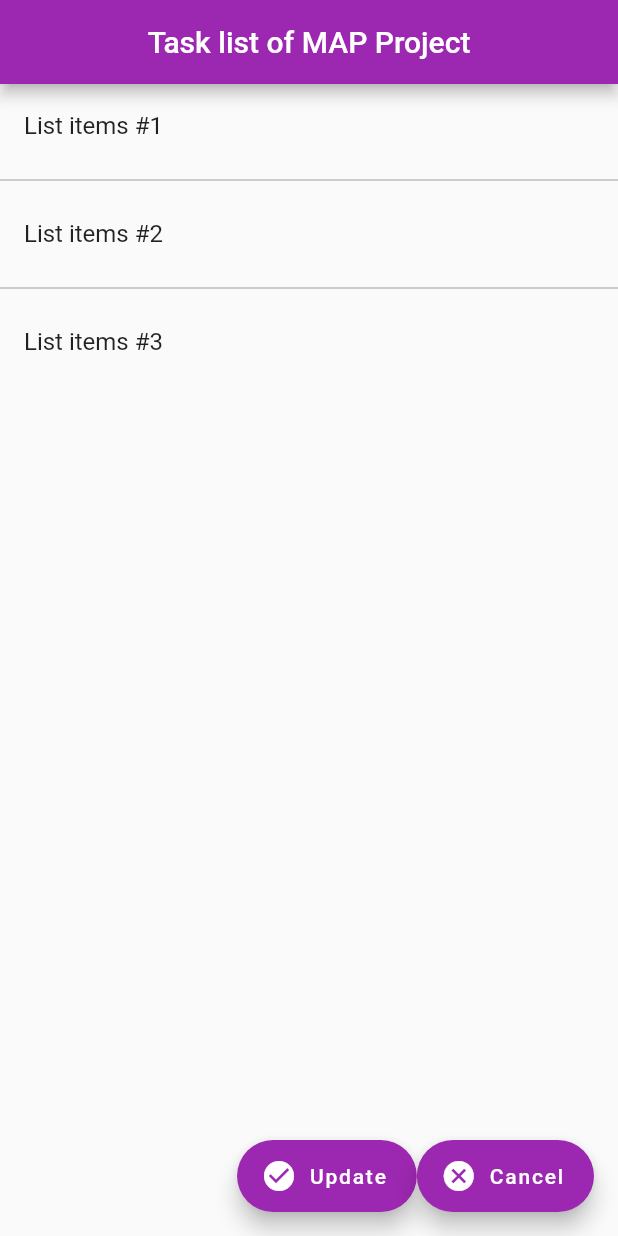
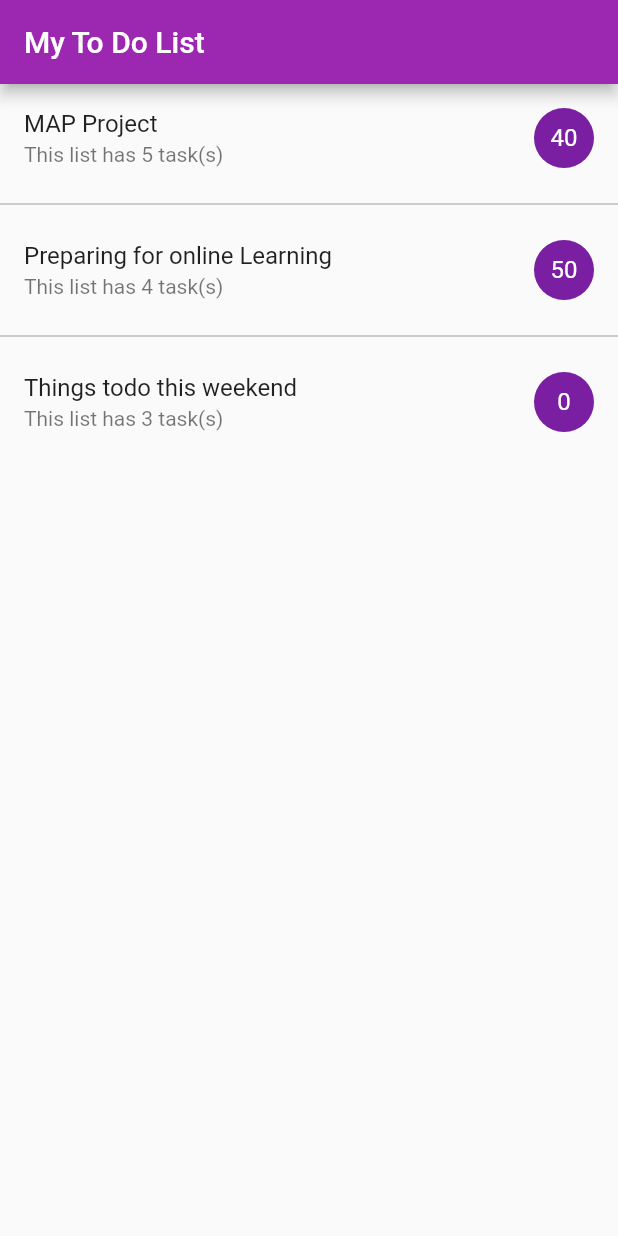
Before and after one commit to zahraAfa/exercise2MAP, a Flutter app: the screen it shows after launch, on a phone screen of 412 x 824 dp. Run offline on Flutter 3.47's test engine with Material 2 defaults, Android fonts, the phone set to English and light mode, and no system bars.

Commit message:
several folders edited

```diff
--- a/lib/main.dart
+++ b/lib/main.dart
@@ -15,7 +15,7 @@ class MyApp extends StatelessWidget {
       theme: ThemeData(
         primarySwatch: Colors.purple,
       ),
-      home: TaskScreen(),
+      home: TodoScreen(),
     );
   }
 }
--- a/lib/screens/task_list/bar.dart
+++ b/lib/screens/task_list/bar.dart
@@ -1,6 +1,16 @@
 import 'package:flutter/material.dart';
+import 'package:map_exercise2_pair/models/task.dart';
 
 class Bar extends StatelessWidget implements PreferredSizeWidget {
+  final Text title;
+  final AppBar appBar;
+  // final List<Task> _tasks;
+  // Bar(this._title, this._tasks);
+
+  // String get title => _title;
+  // List<Task> get tasks => _tasks;
+  const Bar({Key key, this.title, this.appBar}) : super(key: key);
+
   @override
   Size get preferredSize => Size.fromHeight(kToolbarHeight);
 
@@ -8,7 +18,7 @@ class Bar extends StatelessWidget implements PreferredSizeWidget {
   Widget build(BuildContext context) {
     return AppBar(
       centerTitle: true,
-      title: Text('Task list of MAP Project'),
+      title: title,
     );
   }
 }
--- a/lib/screens/task_list/task_list_screen.dart
+++ b/lib/screens/task_list/task_list_screen.dart
@@ -1,23 +1,126 @@
 import 'package:flutter/material.dart';
+import 'package:map_exercise2_pair/models/task.dart';
 import 'package:map_exercise2_pair/screens/task_list/body.dart';
 import 'package:map_exercise2_pair/screens/task_list/float.dart';
 
 import 'bar.dart';
 
-class TaskScreen extends StatefulWidget {
+// class TaskScreen extends StatefulWidget {
+//   final String _title;
+//   final List<Task> _tasks;
+
+//   TaskScreen(this._title, this._tasks);
+
+//   @override
+//   _TaskScreenState createState() => _TaskScreenState();
+// }
+
+// class _TaskScreenState extends State<TaskScreen> {
+//   String get title => widget._title;
+//   List<Task> get tasks => widget._tasks;
+//   @override
+//   Widget build(BuildContext context) {
+//     return WillPopScope(
+//       onWillPop: () => Future.value(false),
+//       child: SafeArea(
+//         child: Scaffold(
+//           appBar: Bar(
+//             title: Text('Task List of $title'),
+//             appBar: AppBar(),
+//           ),
+//           body: Body(),
+//           floatingActionButton: Float(),
+//         ),
+//       ),
+//     );
+//   }
+// }
+
+class TaskListScreen extends StatefulWidget {
+  final String _title;
+  final List<Task> _tasks;
+
+  TaskListScreen(this._title, this._tasks);
+
   @override
-  _TaskScreenState createState() => _TaskScreenState();
+  _TaskListScreenState createState() => _TaskListScreenState();
 }
 
-class _TaskScreenState extends State<TaskScreen> {
+class _TaskListScreenState extends State<TaskListScreen> {
+  String get title => widget._title;
+
+  List<Task> get tasks => widget._tasks;
+
   @override
   Widget build(BuildContext context) {
-    return SafeArea(
+    return WillPopScope(
+      onWillPop: () => Future.value(false),
       child: Scaffold(
-        appBar: Bar(),
-        body: Body(),
-        floatingActionButton: Float(),
+        appBar:
+            // Bar.Bar(),
+            AppBar(
+          leading: Container(),
+          title: Text('Task list of $title'),
+          centerTitle: true,
+        ),
+        body: _TaskListView(tasks),
+        floatingActionButton:
+            // Float.Float()
+            Row(
+          mainAxisAlignment: MainAxisAlignment.end,
+          children: <Widget>[
+            FloatingActionButton.extended(
+              heroTag: null,
+              onPressed: () => Navigator.pop(context, tasks),
+              label: Text('Update'),
+              icon: Icon(Icons.check_circle),
+            ),
+            FloatingActionButton.extended(
+              heroTag: null,
+              onPressed: () => Navigator.pop(context, null),
+              label: Text('Cancel'),
+              icon: Icon(Icons.cancel),
+            ),
+          ],
+        ),
       ),
     );
   }
 }
+
+class _TaskListView extends StatefulWidget {
+  final List<Task> _tasks;
+
+  _TaskListView(this._tasks);
+
+  List<Task> get tasks => _tasks;
+
+  @override
+  _TaskListViewState createState() => _TaskListViewState();
+}
+
+class _TaskListViewState extends State<_TaskListView> {
+  List<Task> get tasks => widget.tasks;
+
+  @override
+  Widget build(BuildContext context) {
+    return ListView.separated(
+      itemCount: tasks.length,
+      separatorBuilder: (context, index) => Divider(
+        color: Colors.blueGrey,
+      ),
+      itemBuilder: (context, index) => ListTile(
+        title: Text(
+          tasks[index].title,
+          style: TextStyle(
+            decoration:
+                tasks[index].completed ? TextDecoration.lineThrough : null,
+          ),
+        ),
+        onTap: () =>
+            setState(() => tasks[index].completed = !tasks[index].completed),
+        onLongPress: () => setState(() => tasks.remove(tasks[index])),
+      ),
+    );
+  }
+}
--- a/lib/screens/todo_list/body.dart
+++ b/lib/screens/todo_list/body.dart
@@ -1,27 +1,93 @@
-import 'package:flutter/material.dart';
+// import 'package:flutter/material.dart';
 
-class Body extends StatefulWidget {
-  @override
-  _BodyState createState() => _BodyState();
-}
+import '../../models/todo.dart';
+import '../../models/task.dart';
+import '../../models/mock_todos.dart';
+import 'package:flutter/material.dart' hide Action;
+import '../task_list/task_list_screen.dart' as TaskListScreen;
 
-class _BodyState extends State<Body> {
+// class Body extends StatefulWidget {
+//   @override
+//   _BodyState createState() => _BodyState();
+// }
+
+// class _BodyState extends State<Body> {
+//   @override
+//   Widget build(BuildContext context) {
+//     return ListView.separated(
+//       separatorBuilder: (context, index) => Divider(
+//         color: Colors.grey,
+//       ),
+//       itemCount: 3,
+//       itemBuilder: (context, index) => ListTile(
+//         title: Text('todo_title'),
+//         subtitle: Text('todo_subtitle'),
+//         trailing: CircleAvatar(
+//           child: Text('100'),
+//         ),
+//         onTap: () {},
+//       ),
+//       scrollDirection: Axis.vertical,
+//     );
+//   }
+// }
+
+class Body extends StatelessWidget {
   @override
   Widget build(BuildContext context) {
     return ListView.separated(
+      itemCount: myTodoList.length,
       separatorBuilder: (context, index) => Divider(
         color: Colors.grey,
       ),
-      itemCount: 3,
-      itemBuilder: (context, index) => ListTile(
-        title: Text('todo_title'),
-        subtitle: Text('todo_subtitle'),
-        trailing: CircleAvatar(
-          child: Text('100'),
-        ),
-        onTap: () {},
-      ),
-      scrollDirection: Axis.vertical,
+      itemBuilder: (context, index) => _TodoListTile(myTodoList[index]),
     );
   }
 }
+
+class _TodoListTile extends StatefulWidget {
+  final Todo _data;
+
+  _TodoListTile(this._data);
+
+  String get title => _data.title;
+  List<Task> get tasks => _data.tasks;
+  double get percent => _data.percent;
+
+  set tasks(List<Task> newValue) => _data.tasks = newValue;
+
+  @override
+  _TodoListTileState createState() => _TodoListTileState();
+}
+
+class _TodoListTileState extends State<_TodoListTile> {
+  String get title => widget.title;
+  List<Task> get tasks => widget.tasks;
+  double get percent => widget.percent;
+  set tasks(List<Task> newValue) => widget.tasks = newValue;
+
+  void _navigate() async {
+    final result = await Navigator.push(
+      context,
+      MaterialPageRoute(
+        builder: (context) => TaskListScreen.TaskListScreen(
+            title, tasks.map((element) => Task.copy(element)).toList()),
+      ),
+    );
+    if (result != null) {
+      setState(() => tasks = result);
+    }
+  }
+
+  @override
+  Widget build(BuildContext context) {
+    return ListTile(
+      title: Text(widget.title),
+      subtitle: Text('This list has ${tasks.length} task(s)'),
+      trailing: CircleAvatar(
+        child: Text('${(tasks.length > 0) ? percent.round() : '-'}'),
+      ),
+      onTap: _navigate,
+    );
+  }
+}
```
Also changed, not shown: lib/screens/task_list/float.dart (+7 -2 lines).
